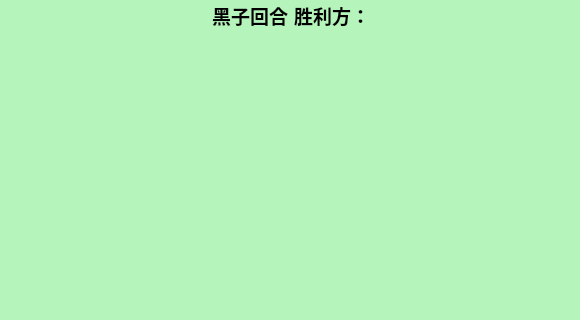
First picture: the form in FiveInLineDemo/FiveInLine/fiveinline.ui, repository JsSun-1000001000/PROJECT_Colin_Five_in_a_Row, before the edit; both pictures show x 0 to 580 and y 0 to 320 of the 580 by 580 pixel window.
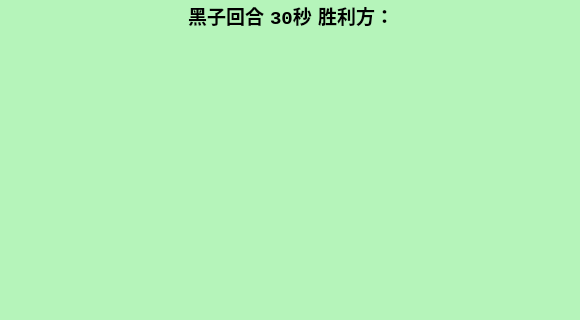
Second picture: the form after the edit.

Commit message:
Add Qtimer change side every 31(30) seconds
qtimer

Patch:
```diff
--- a/FiveInLineDemo/FiveInLine/fiveinline.ui
+++ b/FiveInLineDemo/FiveInLine/fiveinline.ui
@@ -66,6 +66,20 @@
       </property>
      </widget>
     </item>
+    <item>
+     <widget class="QLabel" name="lb_timer">
+      <property name="font">
+       <font>
+        <family>Consolas</family>
+        <pointsize>14</pointsize>
+        <bold>true</bold>
+       </font>
+      </property>
+      <property name="text">
+       <string>30秒</string>
+      </property>
+     </widget>
+    </item>
     <item>
      <widget class="QLabel" name="lb_winner">
       <property name="font">
```
The commit also changes 2 other files.
